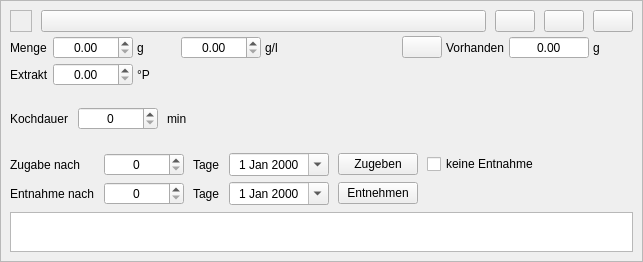
First picture: the form in kleiner-brauhelfer/widgets/wdgweiterezutatgabe.ui, repository kleiner-brauhelfer/kleiner-brauhelfer-2, before the edit.
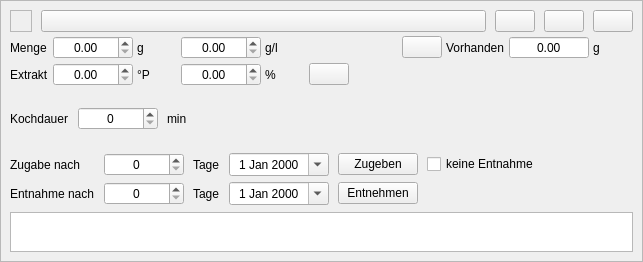
Second picture: the form after the edit. Icons and pictures are not drawn. Custom widgets are drawn as their Qt base class.

The edit to the form file:
```diff
--- a/kleiner-brauhelfer/widgets/wdgweiterezutatgabe.ui
+++ b/kleiner-brauhelfer/widgets/wdgweiterezutatgabe.ui
@@ -145,7 +145,7 @@
           </property>
          </widget>
         </item>
-        <item row="0" column="13">
+        <item row="0" column="14">
          <widget class="DoubleSpinBox" name="tbVorhanden">
           <property name="minimumSize">
            <size>
@@ -234,7 +234,7 @@
           </property>
          </widget>
         </item>
-        <item row="0" column="14">
+        <item row="0" column="15">
          <widget class="QLabel" name="lblVorhandenEinheit">
           <property name="minimumSize">
            <size>
@@ -275,14 +275,14 @@
           </property>
          </widget>
         </item>
-        <item row="0" column="10">
+        <item row="0" column="11">
          <widget class="QLabel" name="lblVorhanden">
           <property name="text">
            <string>Vorhanden</string>
           </property>
          </widget>
         </item>
-        <item row="0" column="7">
+        <item row="0" column="8">
          <widget class="QPushButton" name="btnAufbrauchen">
           <property name="minimumSize">
            <size>
@@ -331,7 +331,7 @@
           </property>
          </widget>
         </item>
-        <item row="0" column="6">
+        <item row="0" column="7">
          <spacer name="horizontalSpacer_3">
           <property name="orientation">
            <enum>Qt::Horizontal</enum>
@@ -351,6 +351,54 @@
           </property>
          </widget>
         </item>
+        <item row="1" column="4">
+         <widget class="DoubleSpinBox" name="tbExtraktProzent">
+          <property name="minimumSize">
+           <size>
+            <width>80</width>
+            <height>0</height>
+           </size>
+          </property>
+          <property name="toolTip">
+           <string>&lt;html&gt;&lt;head/&gt;&lt;body&gt;&lt;p&gt;In diesem Feld wird der &lt;span style=&quot; font-weight:600;&quot;&gt;Extraktanteil&lt;/span&gt; vom &lt;span style=&quot; font-weight:600;&quot;&gt;Zusatz prozentual &lt;/span&gt;anhand seines Eintrags im &lt;span style=&quot; font-weight:600;&quot;&gt;Tab Rohstoffe&lt;/span&gt; ausgegeben. Der Kleine Brauhelfer geht bei Malz immer von 100% Ausbeute aus.&lt;/p&gt;&lt;p&gt;Der Wert in % kann anschließend angepasst werden, so eine prozentuale Verteilung der Malze bevorzugt wird.&lt;/p&gt;&lt;/body&gt;&lt;/html&gt;</string>
+          </property>
+          <property name="alignment">
+           <set>Qt::AlignCenter</set>
+          </property>
+          <property name="decimals">
+           <number>2</number>
+          </property>
+          <property name="minimum">
+           <double>0.000000000000000</double>
+          </property>
+          <property name="maximum">
+           <double>9999.000000000000000</double>
+          </property>
+          <property name="singleStep">
+           <double>0.100000000000000</double>
+          </property>
+         </widget>
+        </item>
+        <item row="1" column="5">
+         <widget class="QLabel" name="lblExtraktProzent">
+          <property name="minimumSize">
+           <size>
+            <width>40</width>
+            <height>0</height>
+           </size>
+          </property>
+          <property name="text">
+           <string>%</string>
+          </property>
+         </widget>
+        </item>
+        <item row="1" column="6">
+         <widget class="PushButton" name="btnKorrekturExtrakt">
+          <property name="toolTip">
+           <string>&lt;html&gt;&lt;head/&gt;&lt;body&gt;&lt;p&gt;Hier wird ein &lt;span style=&quot; font-weight:600;&quot;&gt;prozentualer Korrekturfaktor &lt;/span&gt;ausgegeben, wenn die Extraktmenge 100% unter- oder überschreitet.&lt;/p&gt;&lt;p&gt;Die Schüttung berechnet sich u.a. aus eingesetzten Malzen und Rohfrucht, der gewählten Stammwürze, dem Farbwert, der Rastdauer und anderen Faktoren. Ein &lt;span style=&quot; font-weight:600;&quot;&gt;negativer Wert&lt;/span&gt; gibt an, dass &lt;span style=&quot; font-weight:600;&quot;&gt;zu wenig Rohstoffmenge &lt;/span&gt;gewählt wurde, ein &lt;span style=&quot; font-weight:600;&quot;&gt;positiver Wert&lt;/span&gt;, dass eine &lt;span style=&quot; font-weight:600;&quot;&gt;zu große Rohstoffmenge &lt;/span&gt;gewählt wurde.&lt;/p&gt;&lt;/body&gt;&lt;/html&gt;</string>
+          </property>
+         </widget>
+        </item>
        </layout>
       </item>
       <item>
```
